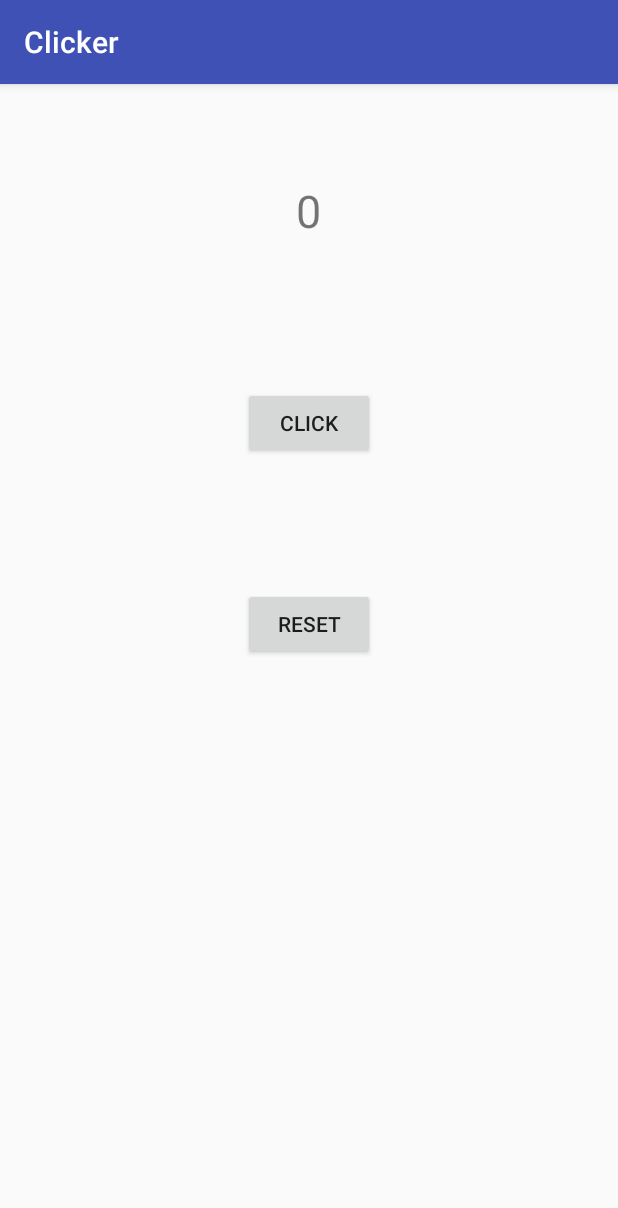
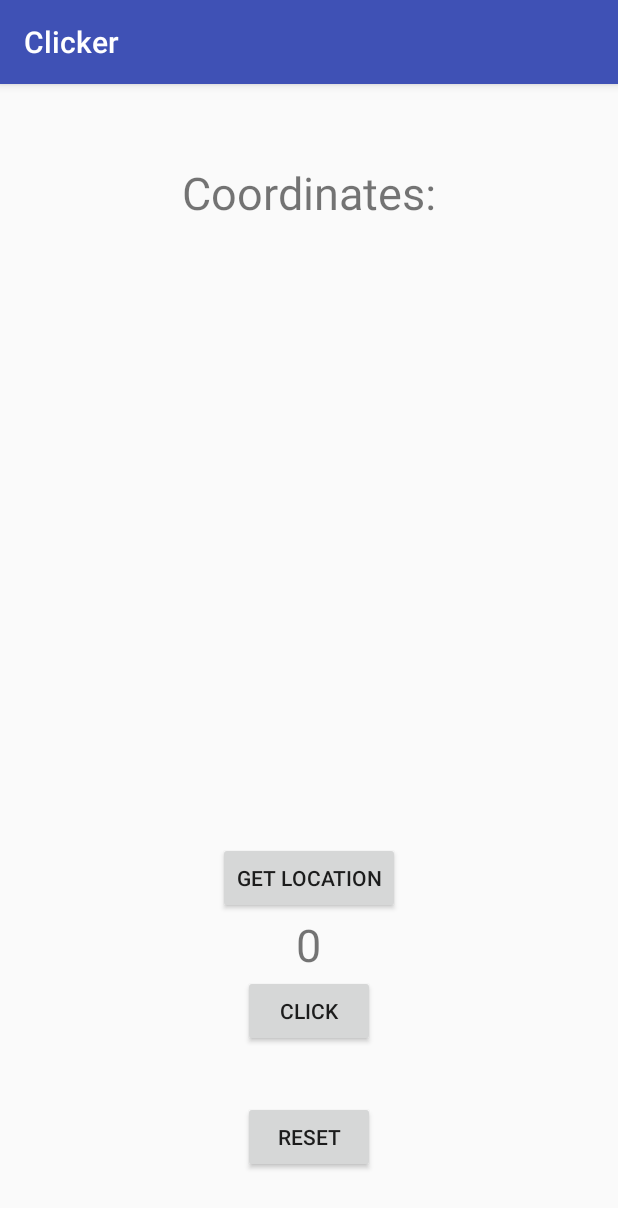
Before and after one commit to MiguelSilva0/Clicker, an Android app: the screen it shows after launch (MainActivity), on a phone screen of 412 x 824 dp. Shown: the top 1208 px of the screen. Run offline under Robolectric (Android 15) with nearby library versions, the phone set to English and light mode, and no system bars.

Commit message:
added gps feature

```diff
--- a/app/src/main/AndroidManifest.xml
+++ b/app/src/main/AndroidManifest.xml
@@ -1,6 +1,11 @@
 <?xml version="1.0" encoding="utf-8"?>
 <manifest xmlns:android="http://schemas.android.com/apk/res/android"
     package="silva.miguel.clicker">
+
+
+    <uses-permission android:name="android.permission.INTERNET" />
+    <uses-permission android:name="android.permission.ACCESS_FINE_LOCATION" />
+    <uses-permission android:name="android.permission.ACCESS_COARSE_LOCATION" />
 
     <application
         android:allowBackup="true"
--- a/app/src/main/java/silva/miguel/clicker/MainActivity.java
+++ b/app/src/main/java/silva/miguel/clicker/MainActivity.java
@@ -1,18 +1,38 @@
 package silva.miguel.clicker;
 
+import android.Manifest;
+import android.content.Context;
+import android.content.Intent;
+import android.content.pm.PackageManager;
+import android.location.Location;
+import android.location.LocationListener;
+import android.location.LocationManager;
+import android.os.Build;
+import android.provider.Settings;
+import android.support.annotation.NonNull;
+import android.support.v4.app.ActivityCompat;
 import android.support.v7.app.AppCompatActivity;
 import android.os.Bundle;
 import android.view.View;
 import android.widget.Button;
 import android.widget.TextView;
 
+import java.lang.Object;
+
+import static android.R.attr.button;
+
 public class MainActivity extends AppCompatActivity {
 
     Button btnClick;
     Button btnReset;
 
+    Button btnGPS;
+
     TextView txtCount;
+    TextView showCoordinates;
 
+    LocationManager locationManager;
+    LocationListener listener;
 
 
     @Override
@@ -20,10 +40,10 @@ public class MainActivity extends AppCompatActivity {
         super.onCreate(savedInstanceState);
         setContentView(R.layout.activity_main);
 
-        btnClick = (Button)findViewById(R.id.buttonClick);
-        btnReset = (Button)findViewById(R.id.buttonReset);
+        btnClick = (Button) findViewById(R.id.buttonClick);
+        btnReset = (Button) findViewById(R.id.buttonReset);
 
-        txtCount = (TextView)findViewById(R.id.textViewCount);
+        txtCount = (TextView) findViewById(R.id.textViewCount);
 
         btnClick.setOnClickListener(new View.OnClickListener() {
             @Override
@@ -42,5 +62,70 @@ public class MainActivity extends AppCompatActivity {
                 txtCount.setText("0");
             }
         });
+
+        //---------------------GPS------------------------
+
+        btnGPS = (Button) findViewById(R.id.buttonGPS);
+        showCoordinates = (TextView) findViewById(R.id.textViewCoordinates);
+
+        locationManager = (LocationManager) getSystemService(LOCATION_SERVICE);
+        listener = new LocationListener() {
+            @Override
+            public void onLocationChanged(Location location) {
+                showCoordinates.append("\n " + location.getLongitude() + " " + location.getLatitude());
+            }
+
+            @Override
+            public void onStatusChanged(String provider, int status, Bundle extras) {
+
+            }
+
+            @Override
+            public void onProviderEnabled(String provider) {
+
+            }
+
+            @Override
+            public void onProviderDisabled(String provider) {
+                Intent i = new Intent(Settings.ACTION_LOCATION_SOURCE_SETTINGS);
+                startActivity(i);
+            }
+        };
+
+        configure_button();
+    }
+
+    @Override
+    public void onRequestPermissionsResult(int requestCode, @NonNull String[] permissions, @NonNull int[] grantResults) {
+            switch (requestCode) {
+                case 10:
+                    configure_button();
+                    break;
+                default:
+                    break;
+            }
+    }
+
+    void configure_button() {
+        // first check for permissions
+        if (ActivityCompat.checkSelfPermission(this, Manifest.permission.ACCESS_FINE_LOCATION) !=
+                PackageManager.PERMISSION_GRANTED && ActivityCompat.checkSelfPermission(this,
+                Manifest.permission.ACCESS_COARSE_LOCATION) != PackageManager.PERMISSION_GRANTED) {
+            if (Build.VERSION.SDK_INT >= Build.VERSION_CODES.M) {
+                requestPermissions(new String[]{Manifest.permission.ACCESS_COARSE_LOCATION,
+                                Manifest.permission.ACCESS_FINE_LOCATION, Manifest.permission.INTERNET}
+                        , 10);
+            }
+            return;
+        }
+        // this code won'textView execute IF permissions are not allowed, because in the line above there is return statement.
+        btnGPS.setOnClickListener(new View.OnClickListener() {
+            @Override
+            public void onClick(View view) {
+                //noinspection MissingPermission
+                locationManager.requestLocationUpdates("gps", 5000, 0, listener);
+            }
+        });
+
     }
 }
--- a/app/src/main/res/layout/activity_main.xml
+++ b/app/src/main/res/layout/activity_main.xml
@@ -11,32 +11,50 @@
     tools:context="silva.miguel.clicker.MainActivity">
 
     <Button
+        android:text="Click"
+        android:layout_width="wrap_content"
+        android:layout_height="wrap_content"
+        android:id="@+id/buttonClick"
+        android:layout_above="@+id/buttonReset"
+        android:layout_centerHorizontal="true"
+        android:layout_marginBottom="36dp" />
+
+    <TextView
+        android:text="Coordinates:"
+        android:layout_width="wrap_content"
+        android:layout_height="wrap_content"
+        android:layout_alignParentTop="true"
+        android:layout_centerHorizontal="true"
+        android:layout_marginTop="36dp"
+        android:id="@+id/textViewCoordinates"
+        android:textSize="30sp" />
+
+    <Button
+        android:text="Get Location"
+        android:layout_width="wrap_content"
+        android:layout_height="wrap_content"
+        android:id="@+id/buttonGPS"
+        android:layout_centerInParent="false"
+        android:layout_above="@+id/textViewCount"
+        android:layout_centerHorizontal="true" />
+
+    <Button
         android:text="Reset"
         android:layout_width="wrap_content"
         android:layout_height="wrap_content"
         android:id="@+id/buttonReset"
-        android:layout_below="@+id/buttonClick"
+        android:layout_marginBottom="26dp"
+        android:layout_alignParentBottom="true"
         android:layout_alignLeft="@+id/buttonClick"
-        android:layout_alignStart="@+id/buttonClick"
-        android:layout_marginTop="86dp" />
-
-    <Button
-        android:text="Click"
-        android:layout_width="wrap_content"
-        android:layout_height="wrap_content"
-        android:id="@+id/buttonClick"
-        android:layout_marginTop="97dp"
-        android:layout_below="@+id/textViewCount"
-        android:layout_centerHorizontal="true" />
+        android:layout_alignStart="@+id/buttonClick" />
 
     <TextView
         android:layout_width="wrap_content"
         android:layout_height="wrap_content"
         android:text="0"
         android:id="@+id/textViewCount"
-        android:layout_marginTop="48dp"
         android:textSize="30sp"
-        android:layout_alignParentTop="true"
+        android:layout_above="@+id/buttonClick"
         android:layout_centerHorizontal="true" />
 
 </RelativeLayout>
```
